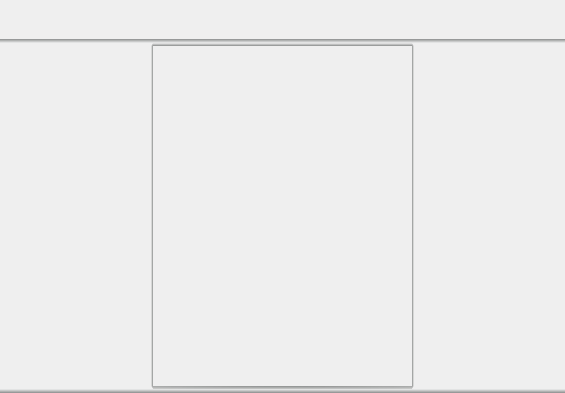
This is CLIENT/GUI/editorWindow/ui/gui_editor.ui in GiuliCler/GIMPteam as Qt 5 draws it before an edit. The edited form follows.
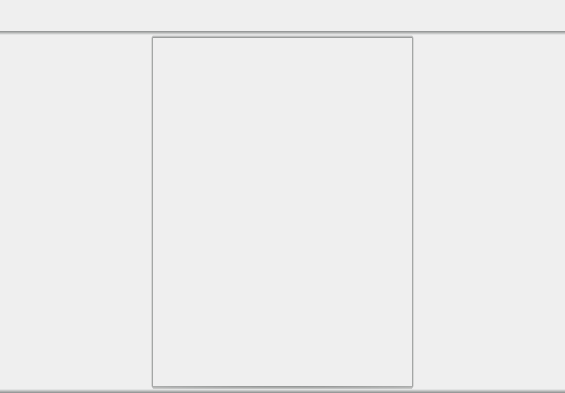
This is the edited form.

```diff
--- a/CLIENT/GUI/editorWindow/ui/gui_editor.ui
+++ b/CLIENT/GUI/editorWindow/ui/gui_editor.ui
@@ -22,7 +22,7 @@
 background-color: qlineargradient(spread:reflect, x1:0.5, y1:1, x2:0.5, y2:0, stop:0 rgba(25, 30, 28, 120), stop:1 rgba(0, 0, 0, 0));
 }</string>
   </property>
-  <layout class="QVBoxLayout" name="verticalLayout" stretch="9,1,80,1,0">
+  <layout class="QVBoxLayout" name="verticalLayout" stretch="7,1,80,1,0">
    <property name="spacing">
     <number>0</number>
    </property>
```
